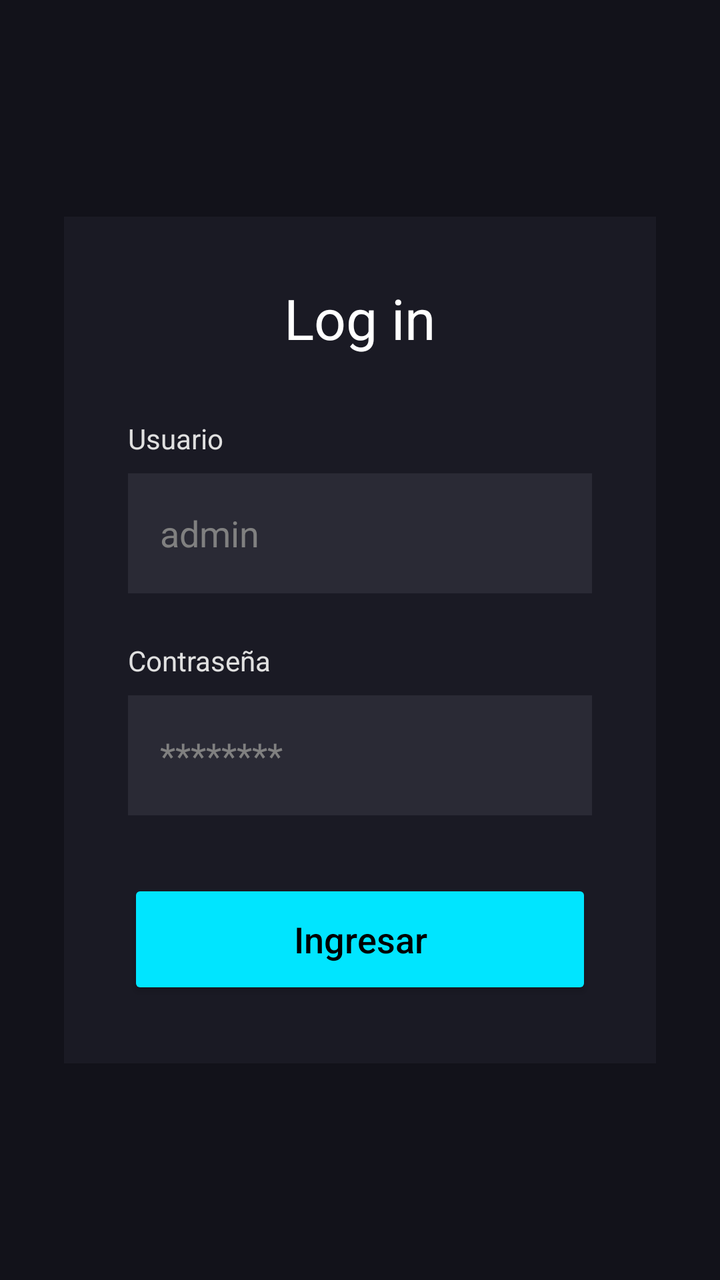
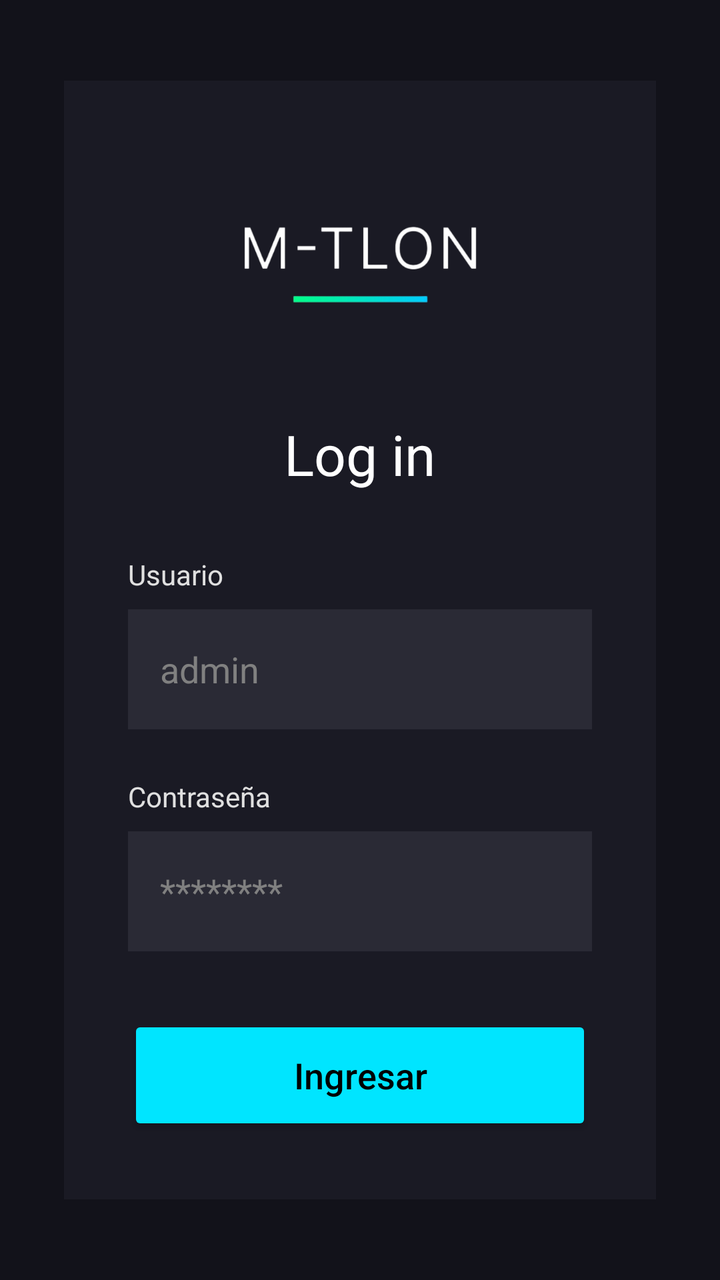

Two renders of the same Android screen: before a commit and after it. Below are the layout's source before the change and the commit's diff.
<!-- AndroidManifest.xml: application theme Theme.triada_DAM_MTlon -->
<!-- res/layout/activity_main.xml -->
<?xml version="1.0" encoding="utf-8"?>
<androidx.constraintlayout.widget.ConstraintLayout
    xmlns:android="http://schemas.android.com/apk/res/android"
    xmlns:app="http://schemas.android.com/apk/res-auto"
    xmlns:tools="http://schemas.android.com/tools"
    android:layout_width="match_parent"
    android:layout_height="match_parent"
    android:background="#12121A">

    <LinearLayout
        android:layout_width="match_parent"
        android:layout_height="wrap_content"
        android:orientation="vertical"
        android:background="#1A1A24"
        android:padding="32dp"
        android:layout_margin="32dp"
        app:layout_constraintTop_toTopOf="parent"
        app:layout_constraintBottom_toBottomOf="parent"
        app:layout_constraintStart_toStartOf="parent"
        app:layout_constraintEnd_toEndOf="parent">

        <TextView
            android:id="@+id/tvLogin"
            android:layout_width="wrap_content"
            android:layout_height="wrap_content"
            android:text="Log in"
            android:textColor="#FFFFFF"
            android:textSize="28sp"
            android:layout_gravity="center"
            android:layout_marginBottom="32dp"
            tools:ignore="HardcodedText" />

        <TextView
            android:id="@+id/lblUsuario"
            android:layout_width="wrap_content"
            android:layout_height="wrap_content"
            android:text="Usuario"
            android:textColor="#E0E0E0"
            android:layout_marginBottom="8dp"
            tools:ignore="HardcodedText" />

        <EditText
            android:id="@+id/etUsuario"
            android:layout_width="match_parent"
            android:layout_height="60dp"
            android:hint="admin"
            android:importantForAutofill="no"
            android:textColorHint="#808080"
            android:textColor="#FFFFFF"
            android:padding="16dp"
            android:background="#2A2A35"
            android:inputType="text"
            android:layout_marginBottom="24dp"
            tools:ignore="HardcodedText" />

        <TextView
            android:id="@+id/lblContrasena"
            android:layout_width="wrap_content"
            android:layout_height="wrap_content"
            android:text="Contraseña"
            android:textColor="#E0E0E0"
            android:layout_marginBottom="8dp"
            tools:ignore="HardcodedText" />

        <EditText
            android:id="@+id/etContrasena"
            android:layout_width="match_parent"
            android:layout_height="60dp"
            android:hint="********"
            android:inputType="textPassword"
            android:textColorHint="#808080"
            android:textColor="#FFFFFF"
            android:padding="16dp"
            android:background="#2A2A35"
            android:layout_marginBottom="32dp"
            tools:ignore="Autofill,HardcodedText" />

        <Button
            android:id="@+id/btnIngresar"
            android:layout_width="match_parent"
            android:layout_height="60dp"
            android:text="Ingresar"
            android:textAllCaps="false"
            android:textSize="18sp"
            android:backgroundTint="#00E5FF"
            android:textColor="#000000"
            tools:ignore="HardcodedText" />

    </LinearLayout>

</androidx.constraintlayout.widget.ConstraintLayout>
<!-- resources referenced by this layout -->
<resources>
  <style name="Theme.triada_DAM_MTlon" parent="Base.Theme.triada_DAM_MTlon" />
  <style name="Base.Theme.triada_DAM_MTlon" parent="Theme.Material3.DayNight.NoActionBar">
          
          
      </style>
</resources>

<!-- the commit's change to res/layout/activity_main.xml (unified diff, before → after) -->
@@ -18,6 +18,15 @@
         app:layout_constraintBottom_toBottomOf="parent"
         app:layout_constraintStart_toStartOf="parent"
         app:layout_constraintEnd_toEndOf="parent">
+
+        <ImageView
+            android:layout_width="120dp"
+            android:layout_height="120dp"
+            android:layout_gravity="center"
+            android:src="@drawable/logo_app"
+            android:layout_marginBottom="16dp"
+            android:contentDescription="Logo M-TLON"
+            tools:ignore="HardcodedText" />
 
         <TextView
             android:id="@+id/tvLogin"
<!-- resource entries referenced after the edit -->
@@ -1,5 +1,6 @@
 <!-- resources referenced by this layout -->
 <resources>
+  <!-- drawable logo_app: png bitmap (drawable, 36922 bytes) -->
   <style name="Theme.triada_DAM_MTlon" parent="Base.Theme.triada_DAM_MTlon" />
   <style name="Base.Theme.triada_DAM_MTlon" parent="Theme.Material3.DayNight.NoActionBar">
           
